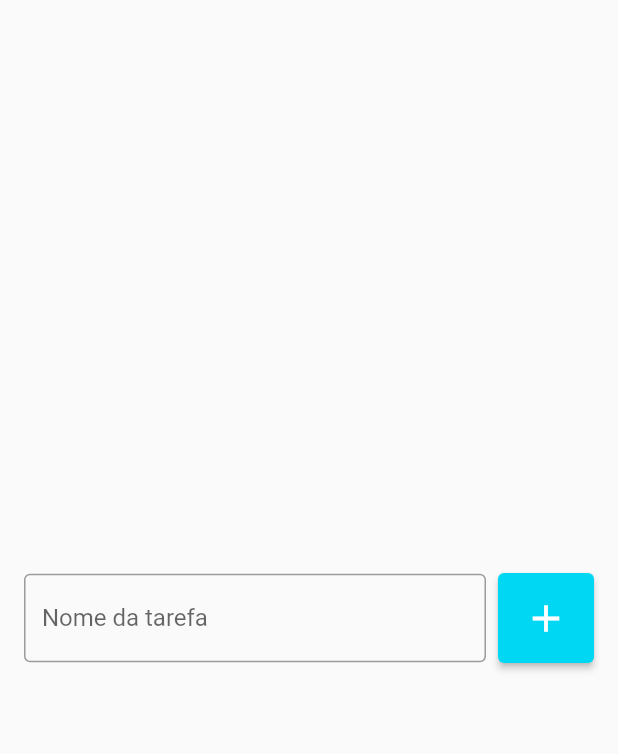
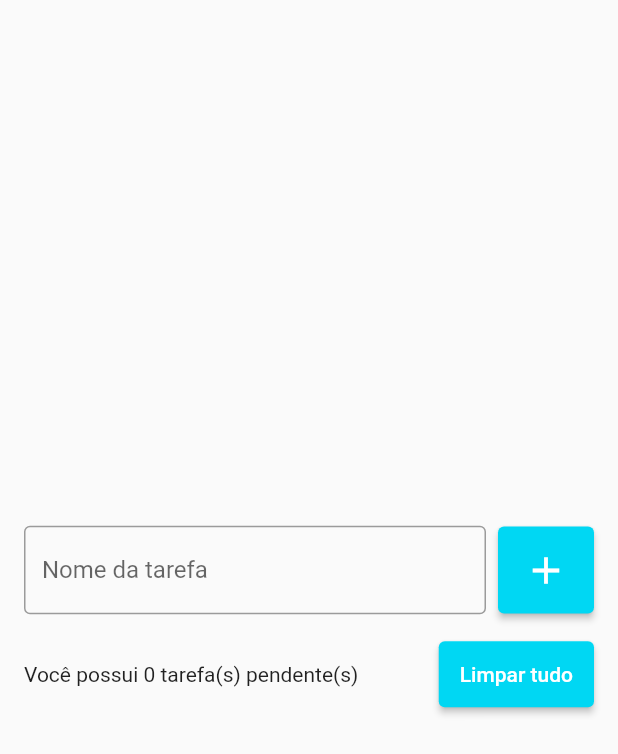
Before and after one commit to estelson/todo_list, a Flutter app: the screen it shows after launch, on a phone screen of 412 x 824 dp. Shown: the top 754 px of the screen. Run offline on Flutter 3.47's test engine with Material 2 defaults, Android fonts, the light colour scheme and no system bars.

Commit message:
Criar e configurar o ElevatedButton de Limpar tudo e outras configurações

```diff
--- a/lib/pages/todo_list_page.dart
+++ b/lib/pages/todo_list_page.dart
@@ -9,7 +9,10 @@ class TodoListPage extends StatelessWidget {
       body: Center(
         child: Padding(
           padding: const EdgeInsets.symmetric(horizontal: 16),
-          child: Row(
+          child: Column(
+            mainAxisSize: MainAxisSize.min,
+            children: [
+              Row(
                 children: [
                   Expanded(
                     child: TextField(
@@ -20,14 +23,12 @@ class TodoListPage extends StatelessWidget {
                       ),
                     ),
                   ),
-              SizedBox(
-                width: 8,
-              ),
+                  SizedBox(width: 8),
                   ElevatedButton(
                     onPressed: () {},
                     style: ElevatedButton.styleFrom(
                       backgroundColor: Color(0xff00d7f3),
-                  padding: EdgeInsets.all(15),
+                      padding: EdgeInsets.all(14),
                     ),
                     child: Icon(
                       Icons.add,
@@ -36,6 +37,27 @@ class TodoListPage extends StatelessWidget {
                   ),
                 ],
               ),
+              SizedBox(height: 16),
+              Row(
+                children: [
+                  Expanded(
+                    child: Text(
+                      "Você possui 0 tarefa(s) pendente(s)",
+                    ),
+                  ),
+                  SizedBox(width: 8),
+                  ElevatedButton(
+                    onPressed: () {},
+                    style: ElevatedButton.styleFrom(
+                      backgroundColor: Color(0xff00d7f3),
+                      padding: EdgeInsets.all(14),
+                    ),
+                    child: Text("Limpar tudo"),
+                  ),
+                ],
+              )
+            ],
+          ),
         ),
       ),
     );
```
Lines whose indentation alone changed are shown as unchanged.
